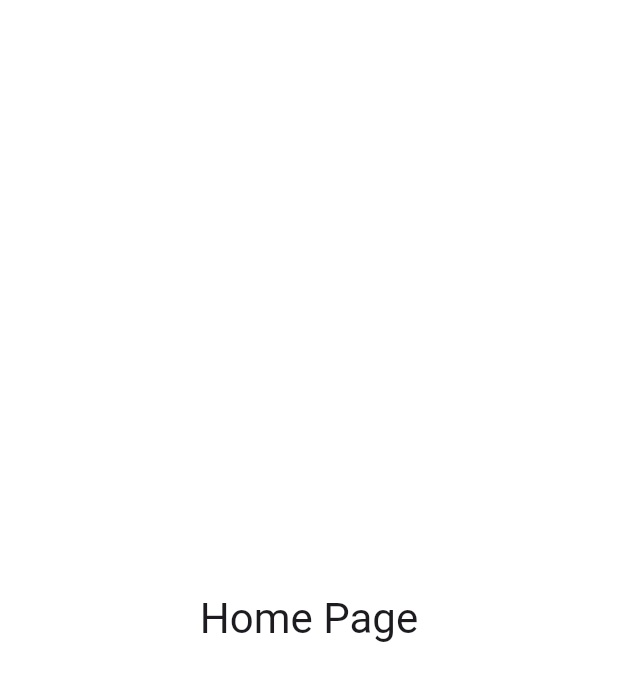
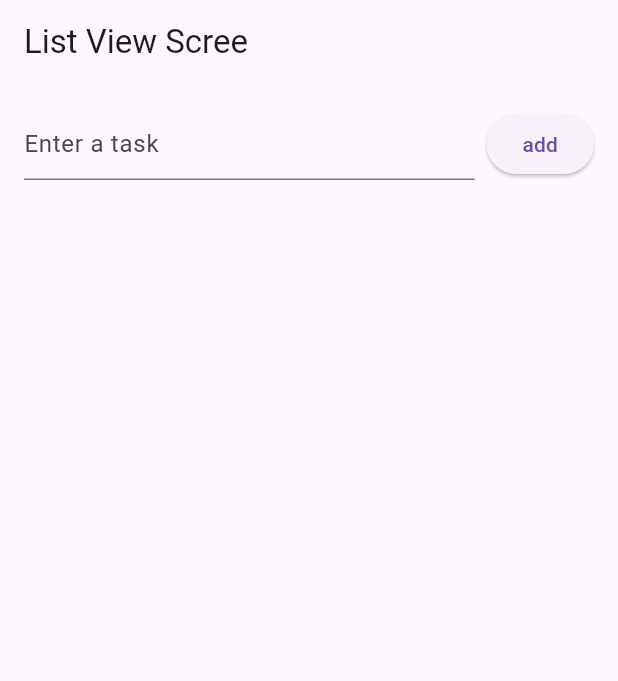
Before and after one commit to shokhrukhorolov/practice_ui, a Flutter app: the screen it shows after launch, on a phone screen of 412 x 824 dp. Shown: the top 681 px of the screen. Run offline on Flutter 3.47's test engine with Material 3 defaults, Android fonts, the phone set to English and light mode, and no system bars.

Commit message:
List view with 2 additional function such as adding and removing

```diff
--- /dev/null
+++ b/lib/flutter_practice_log/practice_08_02_10.dart
@@ -0,0 +1,61 @@
+import 'package:flutter/material.dart';
+import 'package:provider/provider.dart';
+import 'package:ui_practices/models/todoprovider.dart';
+
+class TodoScreen extends StatelessWidget {
+  const TodoScreen({super.key});
+
+  @override
+  Widget build(BuildContext context) {
+    final todoProvider = context.watch<TodoProvider>();
+    final TextEditingController controller = TextEditingController();
+
+    return Scaffold(
+      appBar: AppBar(title: Text('List View Scree'),),
+      body: Padding(padding: const EdgeInsets.all(16.0),
+          child: Column(
+            children: [
+              Row(
+                children: [
+                  Expanded(
+                    child: TextField(
+                      controller: controller,
+                      decoration: const InputDecoration(
+                        hintText: 'Enter a task',
+                      ),
+                    ),
+                  ),
+                  const SizedBox(width: 8),
+                  ElevatedButton(onPressed: () {
+                    if (controller.text.isNotEmpty) {
+                      todoProvider.addTask(controller.text);
+                      controller.clear();
+                    }
+                  },
+                    child: const Text('add'),
+                  )
+                ],
+              ),
+
+              const SizedBox(height: 20),
+
+              Expanded(
+                  child: ListView.builder(
+                    itemCount: todoProvider.tasks.length,
+                    itemBuilder: (context, index) {
+                      final task = todoProvider.tasks[index];
+                      return ListTile(
+                          title: Text(task),
+                          trailing: IconButton(onPressed: () => todoProvider.removeTask(index), icon: const Icon(Icons.delete, color: Colors.red,),
+
+                          )
+                      );
+                    },
+                  )
+              )
+            ],
+          )
+      ),
+    );
+  }
+}
--- a/lib/main.dart
+++ b/lib/main.dart
@@ -2,6 +2,7 @@ import 'package:flutter/material.dart';
 import 'package:provider/provider.dart';
 import 'package:ui_practices/flutter_practice_log/practice_07_30_09.dart';
 import 'package:ui_practices/flutter_practice_log/practice_08_01_10.dart';
+import 'package:ui_practices/flutter_practice_log/practice_08_02_10.dart';
 import 'package:ui_practices/flutter_practice_log/practice_1_24_09.dart';
 import 'package:ui_practices/flutter_practice_log/practice_2_25_09.dart';
 import 'package:ui_practices/flutter_practice_log/practice_3_26_09.dart';
@@ -10,13 +11,11 @@ import 'package:ui_practices/flutter_practice_log/practice_5_28_09.dart';
 import 'package:ui_practices/flutter_practice_log/practice_6_29_09.dart';
 import 'package:ui_practices/models/counter_provider.dart';
 import 'package:ui_practices/models/navigation.dart';
+import 'package:ui_practices/models/todoprovider.dart';
 
 void main() {
   runApp(
-    ChangeNotifierProvider(
-      create: (contex) => CounterModel(),
-      child: const MyApp(),
-    ),
+    ChangeNotifierProvider(create: (_) => TodoProvider(), child: const MyApp()),
   );
 }
 
@@ -26,9 +25,6 @@ class MyApp extends StatelessWidget {
   // This widget is the root of your application.
   @override
   Widget build(BuildContext context) {
-    return MaterialApp(
-      debugShowCheckedModeBanner: false,
-      home: NavigatorExampleApp(),
-    );
+    return MaterialApp(debugShowCheckedModeBanner: false, home: TodoScreen());
   }
 }
--- a/lib/models/navigation.dart
+++ b/lib/models/navigation.dart
@@ -1,119 +1,119 @@
-import 'package:flutter/material.dart';
-
-/// Flutter code sample for [Navigator].
-
-void main() => runApp(const NavigatorExampleApp());
-
-class NavigatorExampleApp extends StatelessWidget {
-  const NavigatorExampleApp({super.key});
-
-  @override
-  Widget build(BuildContext context) {
-    return MaterialApp(
-      // MaterialApp contains our top-level Navigator
-      initialRoute: '/',
-      routes: <String, WidgetBuilder>{
-        '/': (BuildContext context) => const HomePage(),
-        '/signup': (BuildContext context) => const SignUpPage(),
-      },
-    );
-  }
-}
-
-class HomePage extends StatelessWidget {
-  const HomePage({super.key});
-
-  @override
-  Widget build(BuildContext context) {
-    return DefaultTextStyle(
-      style: Theme.of(context).textTheme.headlineMedium!,
-      child: Container(
-        color: Colors.white,
-        alignment: Alignment.center,
-        child: const Text('Home Page'),
-      ),
-    );
-  }
-}
-
-class CollectPersonalInfoPage extends StatelessWidget {
-  const CollectPersonalInfoPage({super.key});
-
-  @override
-  Widget build(BuildContext context) {
-    return DefaultTextStyle(
-      style: Theme.of(context).textTheme.headlineMedium!,
-      child: GestureDetector(
-        onTap: () {
-          // This moves from the personal info page to the credentials page,
-          // replacing this page with that one.
-          Navigator.of(context).pushReplacementNamed('signup/choose_credentials');
-        },
-        child: Container(
-          color: Colors.lightBlue,
-          alignment: Alignment.center,
-          child: const Text('Collect Personal Info Page'),
-        ),
-      ),
-    );
-  }
-}
-
-class ChooseCredentialsPage extends StatelessWidget {
-  const ChooseCredentialsPage({super.key, required this.onSignupComplete});
-
-  final VoidCallback onSignupComplete;
-
-  @override
-  Widget build(BuildContext context) {
-    return GestureDetector(
-      onTap: onSignupComplete,
-      child: DefaultTextStyle(
-        style: Theme.of(context).textTheme.headlineMedium!,
-        child: Container(
-          color: Colors.pinkAccent,
-          alignment: Alignment.center,
-          child: const Text('Choose Credentials Page'),
-        ),
-      ),
-    );
-  }
-}
-
-class SignUpPage extends StatelessWidget {
-  const SignUpPage({super.key});
-
-  @override
-  Widget build(BuildContext context) {
-    // SignUpPage builds its own Navigator which ends up being a nested
-    // Navigator in our app.
-    return Navigator(
-      initialRoute: 'signup/personal_info',
-      onGenerateRoute: (RouteSettings settings) {
-        WidgetBuilder builder;
-        switch (settings.name) {
-          case 'signup/personal_info':
-          // Assume CollectPersonalInfoPage collects personal info and then
-          // navigates to 'signup/choose_credentials'.
-            builder = (BuildContext context) => const CollectPersonalInfoPage();
-          case 'signup/choose_credentials':
-          // Assume ChooseCredentialsPage collects new credentials and then
-          // invokes 'onSignupComplete()'.
-            builder = (BuildContext _) => ChooseCredentialsPage(
-              onSignupComplete: () {
-                // Referencing Navigator.of(context) from here refers to the
-                // top level Navigator because SignUpPage is above the
-                // nested Navigator that it created. Therefore, this pop()
-                // will pop the entire "sign up" journey and return to the
-                // "/" route, AKA HomePage.
-                Navigator.of(context).pop();
-              },
-            );
-          default:
-            throw Exception('Invalid route: ${settings.name}');
-        }
-        return MaterialPageRoute<void>(builder: builder, settings: settings);
-      },
-    );
-  }
-}
+// import 'package:flutter/material.dart';
+//
+// /// Flutter code sample for [Navigator].
+//
+// void main() => runApp(const NavigatorExampleApp());
+//
+// class NavigatorExampleApp extends StatelessWidget {
+//   const NavigatorExampleApp({super.key});
+//
+//   @override
+//   Widget build(BuildContext context) {
+//     return MaterialApp(
+//       // MaterialApp contains our top-level Navigator
+//       initialRoute: '/',
+//       routes: <String, WidgetBuilder>{
+//         '/': (BuildContext context) => const HomePage(),
+//         '/signup': (BuildContext context) => const SignUpPage(),
+//       },
+//     );
+//   }
+// }
+//
+// class HomePage extends StatelessWidget {
+//   const HomePage({super.key});
+//
+//   @override
+//   Widget build(BuildContext context) {
+//     return DefaultTextStyle(
+//       style: Theme.of(context).textTheme.headlineMedium!,
+//       child: Container(
+//         color: Colors.white,
+//         alignment: Alignment.center,
+//         child: const Text('Home Page'),
+//       ),
+//     );
+//   }
+// }
+//
+// class CollectPersonalInfoPage extends StatelessWidget {
+//   const CollectPersonalInfoPage({super.key});
+//
+//   @override
+//   Widget build(BuildContext context) {
+//     return DefaultTextStyle(
+//       style: Theme.of(context).textTheme.headlineMedium!,
+//       child: GestureDetector(
+//         onTap: () {
+//           // This moves from the personal info page to the credentials page,
+//           // replacing this page with that one.
+//           Navigator.of(context).pushReplacementNamed('signup/choose_credentials');
+//         },
+//         child: Container(
+//           color: Colors.lightBlue,
+//           alignment: Alignment.center,
+//           child: const Text('Collect Personal Info Page'),
+//         ),
+//       ),
+//     );
+//   }
+// }
+//
+// class ChooseCredentialsPage extends StatelessWidget {
+//   const ChooseCredentialsPage({super.key, required this.onSignupComplete});
+//
+//   final VoidCallback onSignupComplete;
+//
+//   @override
+//   Widget build(BuildContext context) {
+//     return GestureDetector(
+//       onTap: onSignupComplete,
+//       child: DefaultTextStyle(
+//         style: Theme.of(context).textTheme.headlineMedium!,
+//         child: Container(
+//           color: Colors.pinkAccent,
+//           alignment: Alignment.center,
+//           child: const Text('Choose Credentials Page'),
+//         ),
+//       ),
+//     );
+//   }
+// }
+//
+// class SignUpPage extends StatelessWidget {
+//   const SignUpPage({super.key});
+//
+//   @override
+//   Widget build(BuildContext context) {
+//     // SignUpPage builds its own Navigator which ends up being a nested
+//     // Navigator in our app.
+//     return Navigator(
+//       initialRoute: 'signup/personal_info',
+//       onGenerateRoute: (RouteSettings settings) {
+//         WidgetBuilder builder;
+//         switch (settings.name) {
+//           case 'signup/personal_info':
+//           // Assume CollectPersonalInfoPage collects personal info and then
+//           // navigates to 'signup/choose_credentials'.
+//             builder = (BuildContext context) => const CollectPersonalInfoPage();
+//           case 'signup/choose_credentials':
+//           // Assume ChooseCredentialsPage collects new credentials and then
+//           // invokes 'onSignupComplete()'.
+//             builder = (BuildContext _) => ChooseCredentialsPage(
+//               onSignupComplete: () {
+//                 // Referencing Navigator.of(context) from here refers to the
+//                 // top level Navigator because SignUpPage is above the
+//                 // nested Navigator that it created. Therefore, this pop()
+//                 // will pop the entire "sign up" journey and return to the
+//                 // "/" route, AKA HomePage.
+//                 Navigator.of(context).pop();
+//               },
+//             );
+//           default:
+//             throw Exception('Invalid route: ${settings.name}');
+//         }
+//         return MaterialPageRoute<void>(builder: builder, settings: settings);
+//       },
+//     );
+//   }
+// }
--- /dev/null
+++ b/lib/models/todoprovider.dart
@@ -0,0 +1,18 @@
+import 'package:flutter/foundation.dart';
+
+class TodoProvider with ChangeNotifier {
+  final List<String> _tasks = [];
+
+  List<String> get tasks => _tasks;
+
+  void addTask(String task) {
+    _tasks.add(task);
+    notifyListeners();
+  }
+
+  void removeTask(int index) {
+    _tasks.removeAt(index);
+    notifyListeners();
+  }
+
+}
```
Also changed, not shown: lib/flutter_practice_log/practice_08_01_10.dart (+32 -32 lines).
